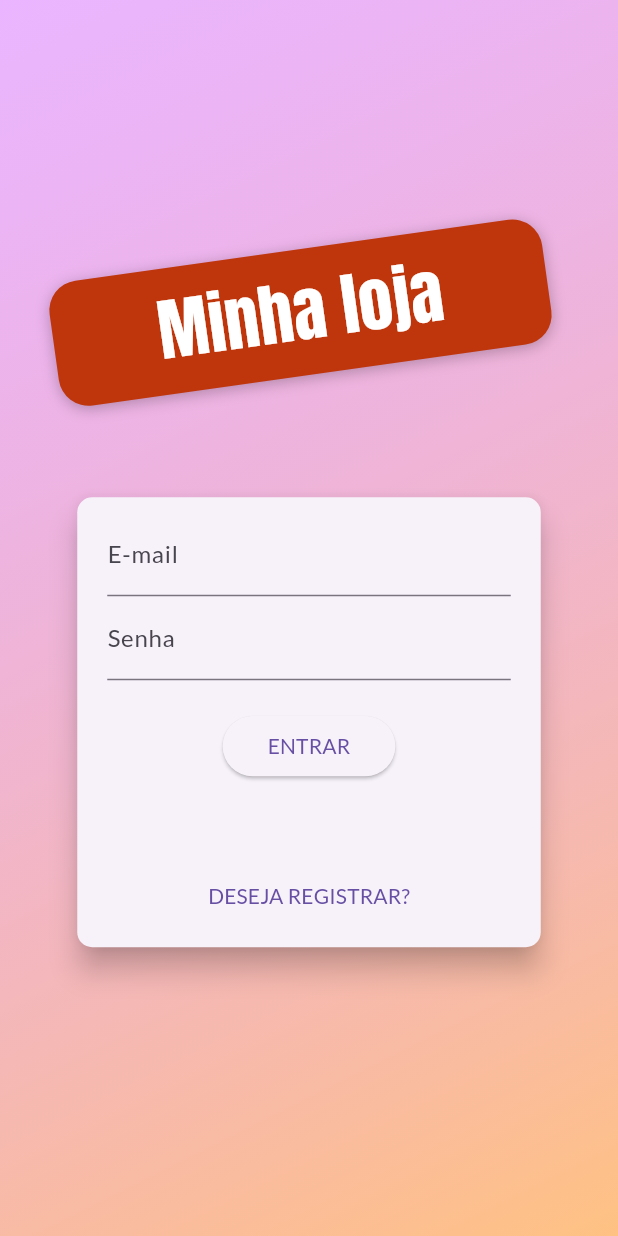
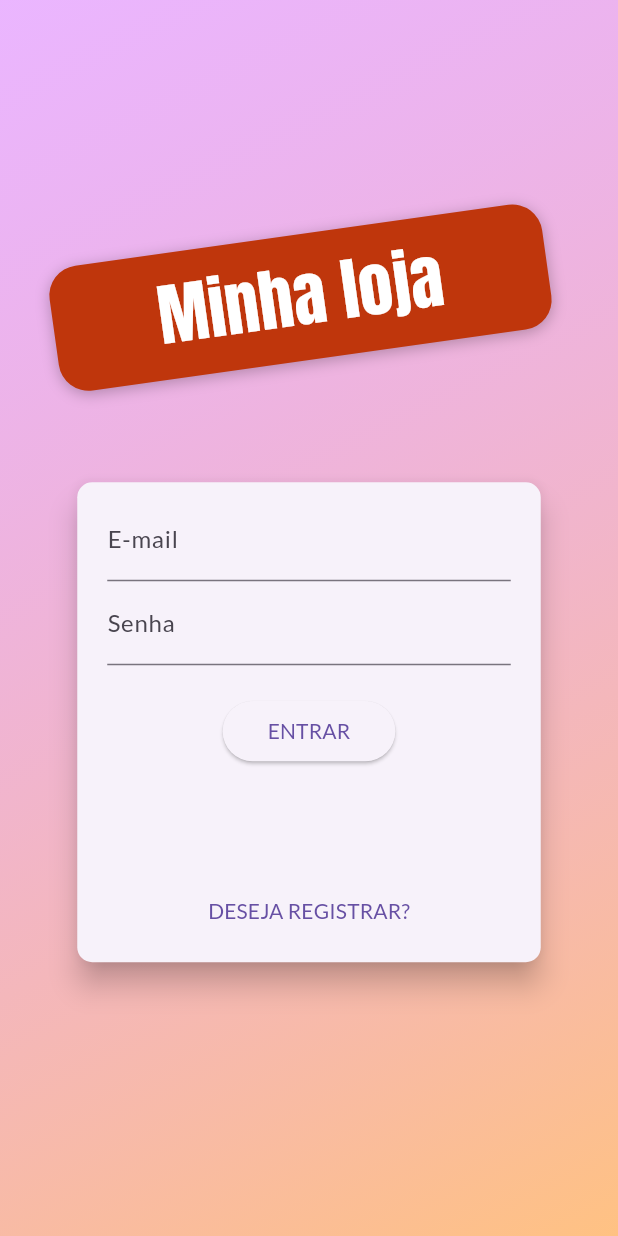
Before and after one commit to gabrielnavas/shop_flutter_auth_firebase_app, a Flutter app: the screen it shows after launch, on a phone screen of 412 x 824 dp. Run offline on Flutter 3.47's test engine with Material 3 defaults, Android fonts, the phone set to English and light mode, and no system bars; our stand-ins replace faker.

Commit message:
fix hight of the auth form

```diff
--- a/lib/components/auth_form.dart
+++ b/lib/components/auth_form.dart
@@ -49,7 +49,7 @@ class _AuthFormState extends State<AuthForm> {
       elevation: 8,
       shape: RoundedRectangleBorder(borderRadius: BorderRadius.circular(10)),
       child: Container(
-        height: _isSignup() ? 365 : 300,
+        height: _isSignup() ? 365 : 320,
         width: deviceSize.width * 0.75,
         padding: const EdgeInsets.symmetric(
           horizontal: 20,
```
